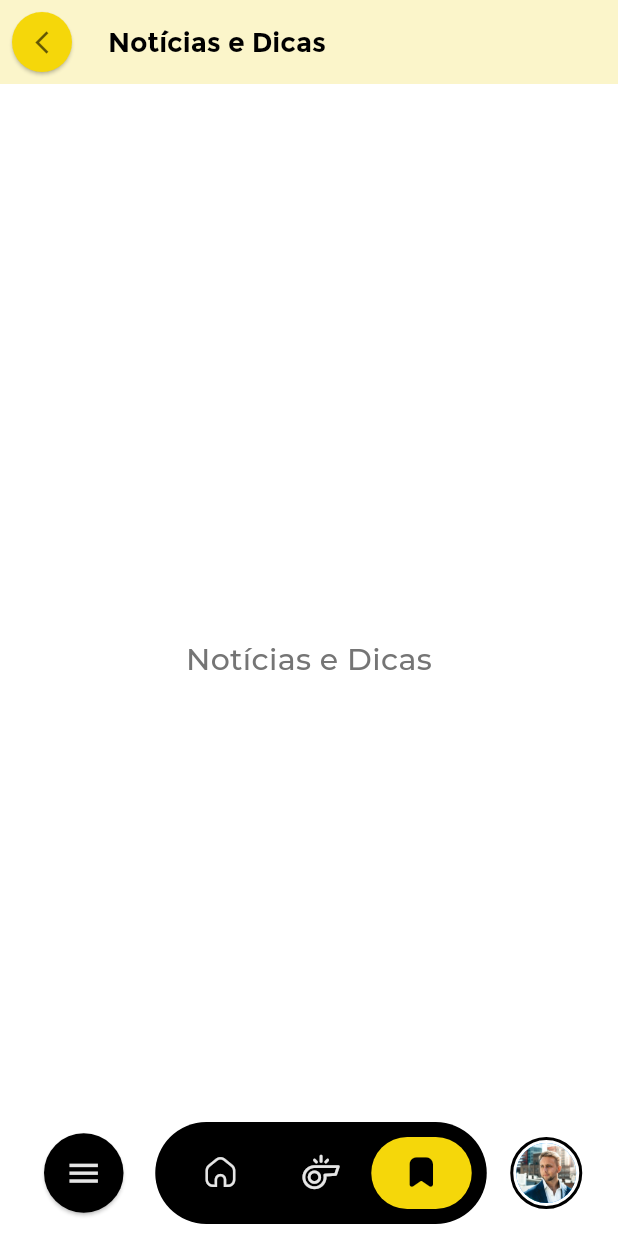
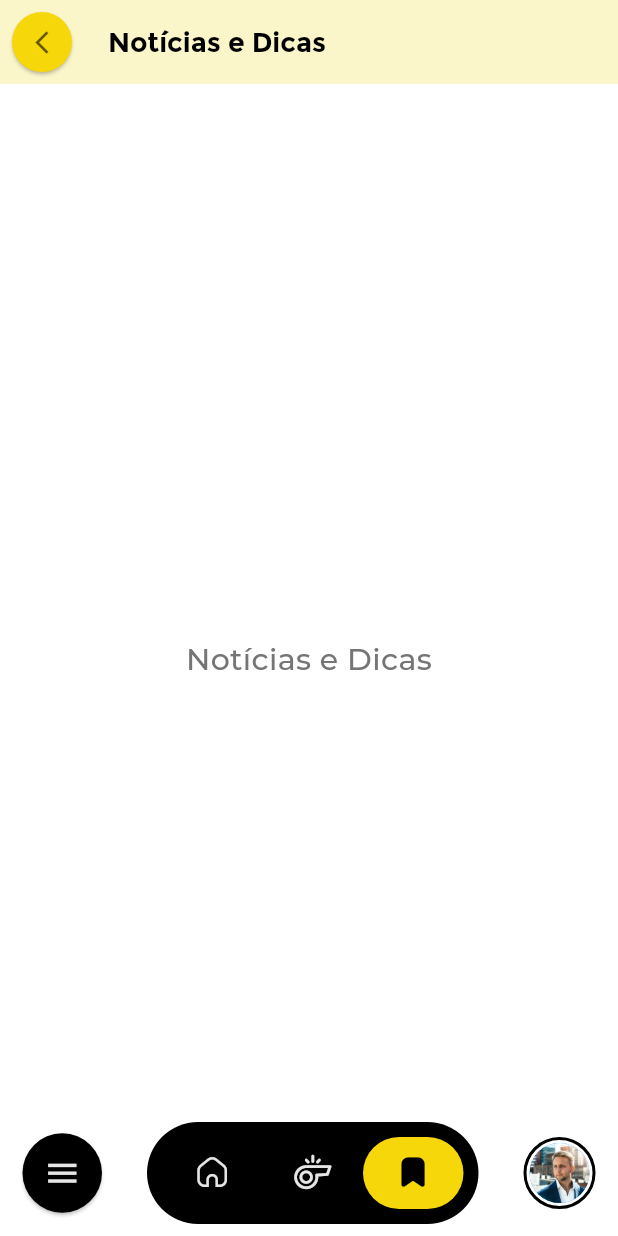
Before and after one commit to JonathanJPereira/imperio, a Flutter app: the MainTabPage screen opened directly, item 4 of the bottom bar chosen, on a phone screen of 412 x 824 dp. Run offline on Flutter 3.47's test engine with Material 3 defaults, Android fonts, the phone set to English and light mode, and no system bars; our stand-ins replace dio, flutter_dotenv, flutter_hooks, flutter_masked_text2, flutter_mobx, flutter_secure_storage and 5 more; accounts and stored records are empty; generated files the repository leaves out were written again; network calls fail; project files that could hold a hidden picture were left out.

Commit message:
Fix tab bar

```diff
--- a/lib/views/pages/main_tab_page.dart
+++ b/lib/views/pages/main_tab_page.dart
@@ -26,7 +26,7 @@ class MainTabPage extends StatelessWidget {
   Widget buildBottomNavigationBar(BuildContext context) {
     return SafeArea(
       child: Padding(
-        padding: const EdgeInsets.fromLTRB(16.0, 0, 16.0, 8.0),
+        padding: const EdgeInsets.fromLTRB(0, 0, 0, 8.0),
         child: Row(
           mainAxisAlignment: MainAxisAlignment.spaceAround,
           children: [
@@ -47,6 +47,7 @@ class MainTabPage extends StatelessWidget {
         padding: const EdgeInsets.all(14),
         backgroundColor: Theme.of(context).colorScheme.tertiary,
         foregroundColor: Colors.white.withOpacity(0.9),
+        minimumSize: Size.zero,
       ),
       child: AnimatedSwitcher(
         duration: const Duration(milliseconds: 300),
```
